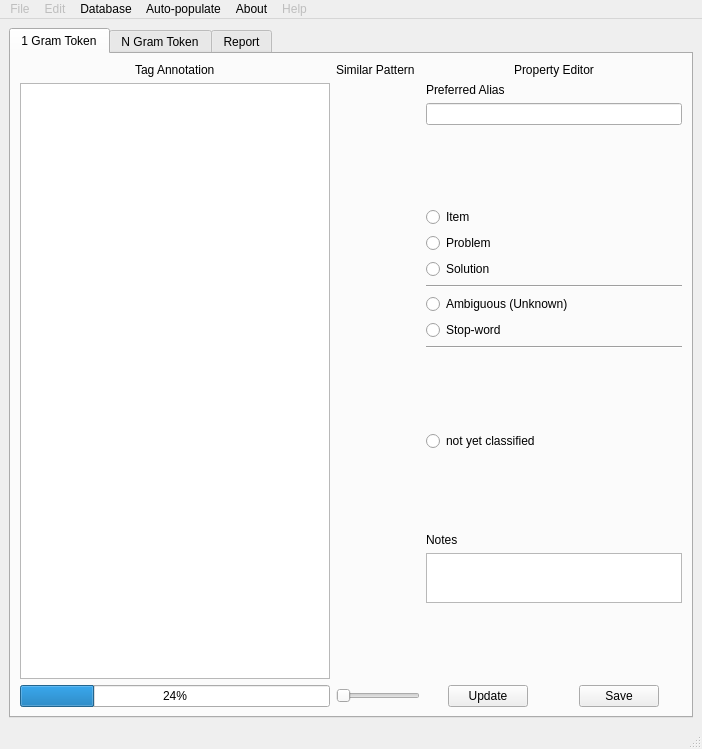
This is nestor/ui/taggingUI.ui in usnistgov/nestor as Qt 5 draws it before an edit. The edited form follows.
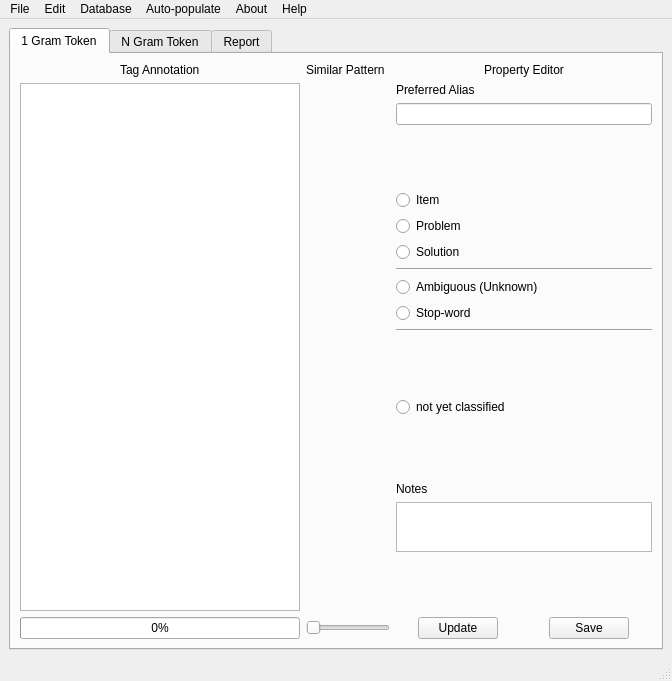
This is the edited form. The open tabs and pages were chosen to show the change.

Diff of the .ui file:
```diff
--- a/nestor/ui/taggingUI.ui
+++ b/nestor/ui/taggingUI.ui
@@ -6,8 +6,8 @@
    <rect>
     <x>0</x>
     <y>0</y>
-    <width>702</width>
-    <height>749</height>
+    <width>672</width>
+    <height>681</height>
    </rect>
   </property>
   <property name="windowTitle">
@@ -275,7 +275,7 @@
             <item row="2" column="0">
              <widget class="QProgressBar" name="progressBar_1gram_TagComplete">
               <property name="value">
-               <number>24</number>
+               <number>0</number>
               </property>
              </widget>
             </item>
@@ -765,13 +765,13 @@
     <rect>
      <x>0</x>
      <y>0</y>
-     <width>702</width>
+     <width>672</width>
      <height>22</height>
     </rect>
    </property>
    <widget class="QMenu" name="menuFile">
     <property name="enabled">
-     <bool>false</bool>
+     <bool>true</bool>
     </property>
     <property name="title">
      <string>File</string>
@@ -787,7 +787,7 @@
    </widget>
    <widget class="QMenu" name="menuEdit">
     <property name="enabled">
-     <bool>false</bool>
+     <bool>true</bool>
     </property>
     <property name="title">
      <string>Edit</string>
@@ -797,7 +797,7 @@
    </widget>
    <widget class="QMenu" name="menuHelp">
     <property name="enabled">
-     <bool>false</bool>
+     <bool>true</bool>
     </property>
     <property name="title">
      <string>Help</string>
```
Left out of the diff: 98 changed lines with no effect on the pictures.
